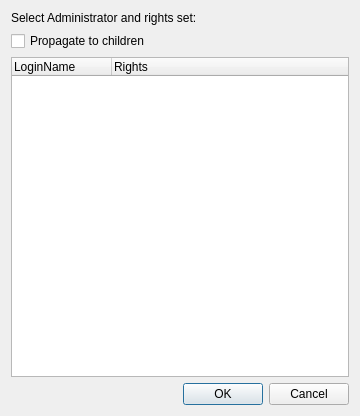
The window that FWAdminLib/SetItemPermissionsDlg.ui (fw-dev/translations) describes before a commit, drawn with Qt 5.
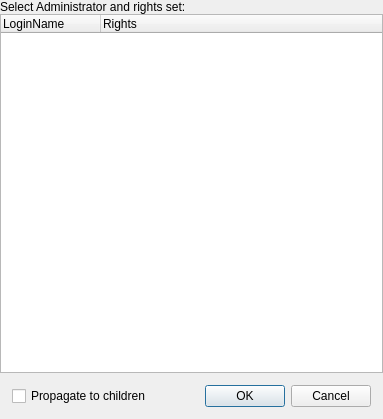
The same window after the commit. Custom widgets are drawn as their Qt base class.

```diff
--- a/FWAdminLib/SetItemPermissionsDlg.ui
+++ b/FWAdminLib/SetItemPermissionsDlg.ui
@@ -1,24 +1,28 @@
 <ui version="4.0" >
  <class>SetItemPermissionsDlg</class>
- <widget class="QWidget" name="SetItemPermissionsDlg" >
-  <property name="geometry" >
+ <widget class="QWidget" name="SetItemPermissionsDlg">
+  <property name="geometry">
    <rect>
     <x>0</x>
     <y>0</y>
-    <width>360</width>
-    <height>416</height>
+    <width>383</width>
+    <height>419</height>
    </rect>
   </property>
   <property name="windowTitle" >
    <string>FileWave Administrators</string>
   </property>
-  <layout class="QGridLayout" name="gridLayout" >
-   <item row="0" column="0" >
-    <layout class="QVBoxLayout" name="verticalLayout_2" >
+  <layout class="QVBoxLayout" name="verticalLayout">
+   <property name="spacing">
+    <number>0</number>
+   </property>
+   <property name="margin">
+    <number>0</number>
+   </property>
      <item>
-      <widget class="QLabel" name="label" >
-       <property name="sizePolicy" >
-        <sizepolicy vsizetype="Fixed" hsizetype="Preferred" >
+    <widget class="QLabel" name="label">
+     <property name="sizePolicy">
+      <sizepolicy hsizetype="Preferred" vsizetype="Fixed">
          <horstretch>0</horstretch>
          <verstretch>0</verstretch>
         </sizepolicy>
@@ -26,18 +30,17 @@
        <property name="text" >
         <string>Select Administrator and rights set:</string>
        </property>
-      </widget>
-     </item>
-     <item>
-      <widget class="QCheckBox" name="checkBoxApplyEnclosed" >
-       <property name="text" >
-        <string>Propagate to children</string>
+     <property name="margin">
+      <number>12</number>
        </property>
       </widget>
      </item>
      <item>
-      <widget class="QTreeWidget" name="treeWidgetAdminList" >
-       <property name="alternatingRowColors" >
+    <widget class="StyledTreeWidget" name="treeWidgetAdminList">
+     <property name="frameShape">
+      <enum>QFrame::StyledPanel</enum>
+     </property>
+     <property name="alternatingRowColors">
         <bool>true</bool>
        </property>
        <column>
@@ -52,10 +55,18 @@
        </column>
       </widget>
      </item>
-    </layout>
-   </item>
-   <item row="1" column="0" >
-    <layout class="QHBoxLayout" name="horizontalLayout" >
+   <item>
+    <layout class="QHBoxLayout" name="horizontalLayout">
+     <property name="margin">
+      <number>12</number>
+     </property>
+     <item>
+      <widget class="QCheckBox" name="checkBoxApplyEnclosed">
+       <property name="text">
+        <string>Propagate to children</string>
+       </property>
+      </widget>
+     </item>
      <item>
       <spacer name="horizontalSpacer" >
        <property name="orientation" >
@@ -80,9 +91,13 @@
    </item>
   </layout>
  </widget>
- <tabstops>
-  <tabstop>treeWidgetAdminList</tabstop>
- </tabstops>
+ <customwidgets>
+  <customwidget>
+   <class>StyledTreeWidget</class>
+   <extends>QTreeWidget</extends>
+   <header>FileWaveGuiLib/styledviews/styledtreeview.h</header>
+  </customwidget>
+ </customwidgets>
  <resources/>
  <connections/>
 </ui>
```
Left out of the diff: 21 changed lines with no effect on the pictures. Lines whose indentation alone changed are shown as unchanged.
